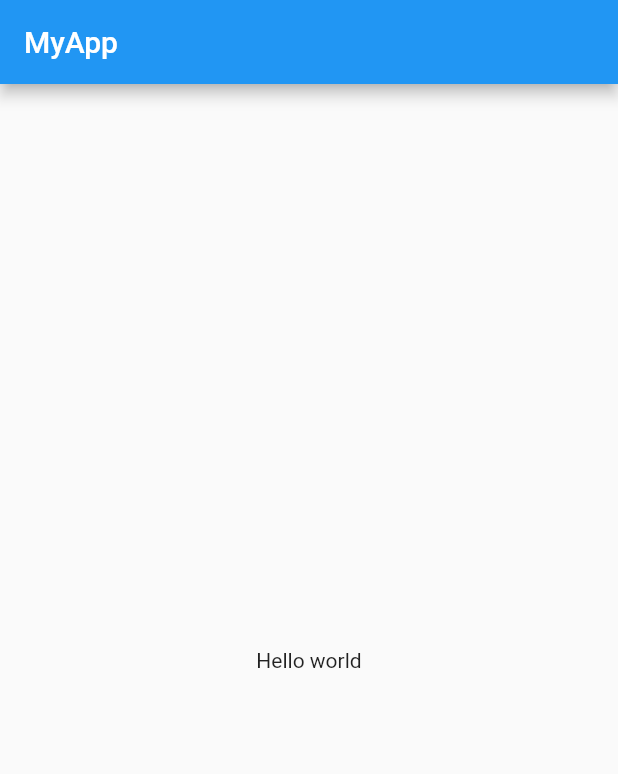
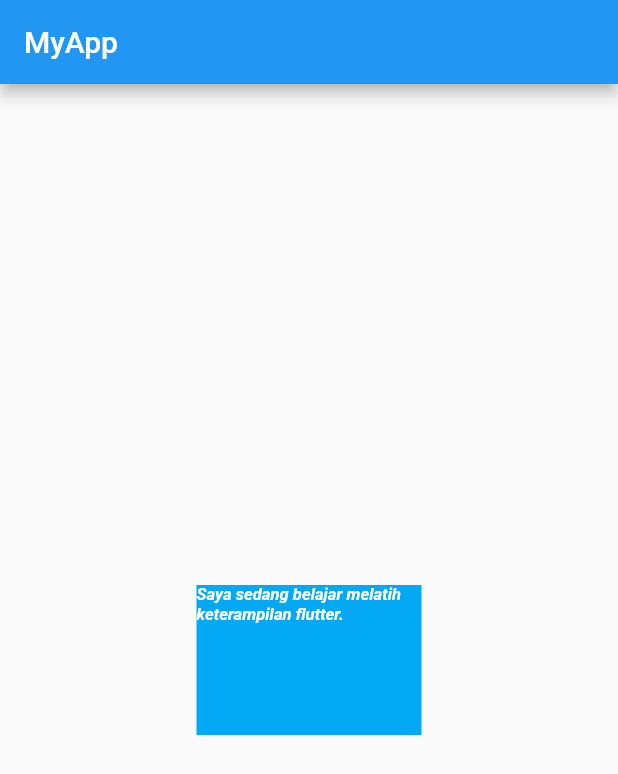
Before and after one commit to pampampam999/belajar-flutter, a Flutter app: the screen it shows after launch, on a phone screen of 412 x 824 dp. Shown: the top 774 px of the screen. Run offline on Flutter 3.47's test engine with Material 2 defaults, Android fonts, the phone set to English and light mode, and no system bars.

Commit message:
container , property text and styling

```diff
--- a/flutter_hello_world/lib/main.dart
+++ b/flutter_hello_world/lib/main.dart
@@ -10,10 +10,26 @@ class MyApp extends StatelessWidget {
   @override
   Widget build(BuildContext context) {
     return MaterialApp(
-      home: Scaffold(
-        appBar: AppBar(title: const Text("MyApp"),),
-        body: Center(child: const Text("Hello world")),
-      )
-    );
+        home: Scaffold(
+      appBar: AppBar(
+        title: const Text("MyApp"),
+      ),
+      body: Center(
+          child: Container(
+              color: Colors.lightBlue,
+              height: 100,
+              width: 150,
+              child: const Text(
+                "Saya sedang belajar melatih keterampilan flutter.",
+                maxLines:5,
+                overflow: TextOverflow.visible,
+                style: TextStyle(
+                  color: Colors.white,
+                  fontStyle:FontStyle.italic,
+                  fontWeight: FontWeight.w700,
+                  fontSize: 11,
+                ),
+              ))),
+    ));
   }
 }
```
